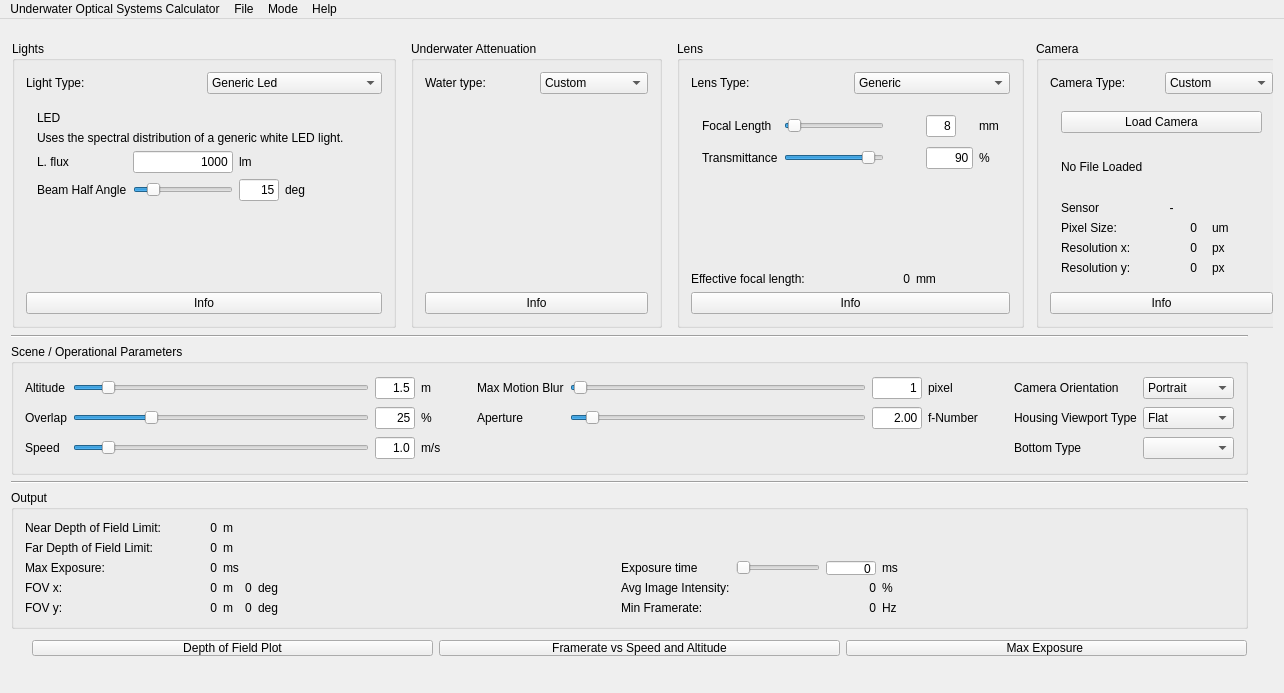
Old version of the form qt/UWOpticalSystemDesigner/mainwindow.ui in the repository gidobot/UWOpticalSystemsDesignTools.
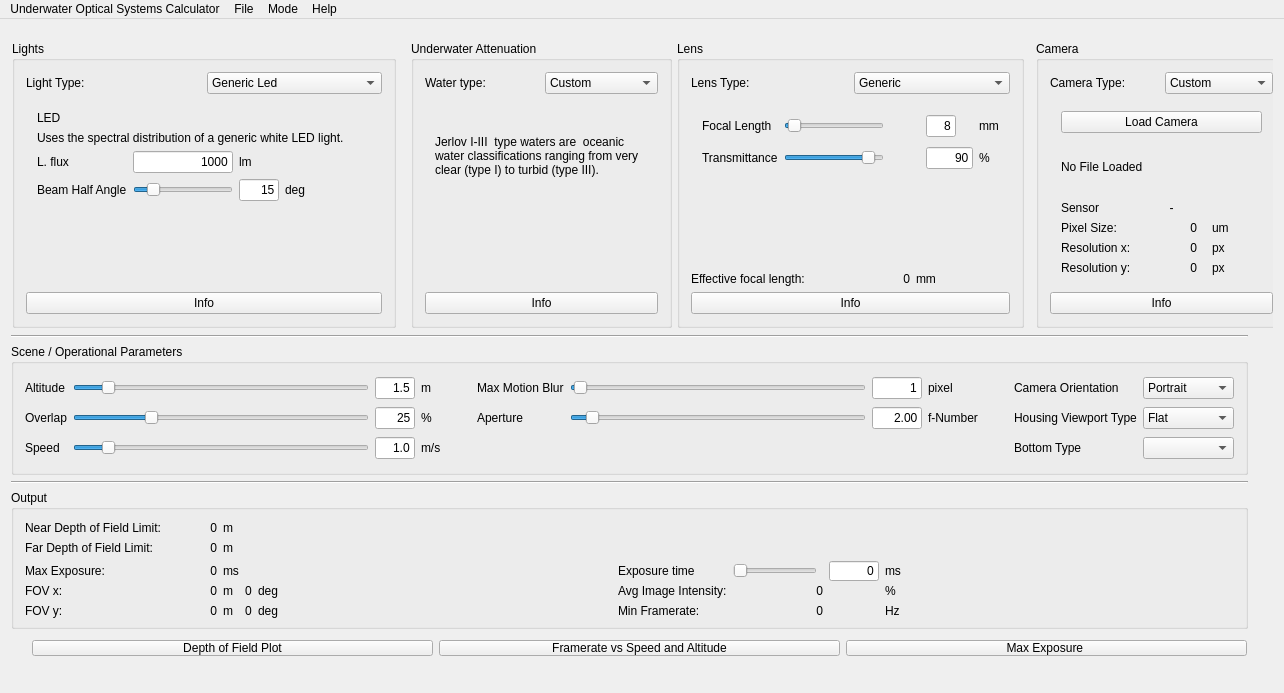
New version of the form. The open tabs and pages were chosen to show the change.

The edit to the form file:
```diff
--- a/qt/UWOpticalSystemDesigner/mainwindow.ui
+++ b/qt/UWOpticalSystemDesigner/mainwindow.ui
@@ -33,30 +33,35 @@
           <height>139</height>
          </rect>
         </property>
+        <property name="minimumSize">
+         <size>
+          <width>0</width>
+          <height>20</height>
+         </size>
+        </property>
         <property name="title">
          <string>Output</string>
         </property>
         <layout class="QGridLayout" name="gridLayout_4">
-         <item row="4" column="0">
+         <item row="6" column="0">
           <widget class="QLabel" name="FOVyLabel">
+           <property name="minimumSize">
+            <size>
+             <width>0</width>
+             <height>20</height>
+            </size>
+           </property>
            <property name="text">
             <string>FOV y:</string>
            </property>
           </widget>
          </item>
-         <item row="3" column="9">
-          <widget class="QLabel" name="avgImageValueUnitsLabel">
-           <property name="text">
-            <string>%</string>
-           </property>
-          </widget>
-         </item>
-         <item row="3" column="1">
+         <item row="4" column="1">
           <widget class="QLabel" name="fovxValueLabel">
            <property name="minimumSize">
             <size>
              <width>50</width>
-             <height>0</height>
+             <height>20</height>
             </size>
            </property>
            <property name="text">
@@ -67,17 +72,16 @@
            </property>
           </widget>
          </item>
-         <item row="2" column="9">
+         <item row="2" column="10">
           <widget class="QLabel" name="chosenExposureUnitsLabel">
-           <property name="text">
-            <string>ms</string>
+           <property name="minimumSize">
+            <size>
+             <width>0</width>
+             <height>20</height>
+            </size>
            </property>
-          </widget>
-         </item>
-         <item row="3" column="6">
-          <widget class="QLabel" name="imgAvgValueLabel">
            <property name="text">
-            <string>Avg Image Intensity:</string>
+            <string>ms</string>
            </property>
           </widget>
          </item>
@@ -86,7 +90,7 @@
            <property name="minimumSize">
             <size>
              <width>40</width>
-             <height>0</height>
+             <height>20</height>
             </size>
            </property>
            <property name="cursor">
@@ -100,7 +104,7 @@
            </property>
           </widget>
          </item>
-         <item row="2" column="10">
+         <item row="2" column="11">
           <spacer name="horizontalSpacer_5">
            <property name="orientation">
             <enum>Qt::Horizontal</enum>
@@ -113,7 +117,7 @@
            </property>
           </spacer>
          </item>
-         <item row="7" column="0">
+         <item row="9" column="0">
           <spacer name="verticalSpacer_2">
            <property name="orientation">
             <enum>Qt::Vertical</enum>
@@ -128,38 +132,49 @@
          </item>
          <item row="2" column="0">
           <widget class="QLabel" name="exposureLabel">
+           <property name="minimumSize">
+            <size>
+             <width>0</width>
+             <height>20</height>
+            </size>
+           </property>
            <property name="text">
             <string>Max Exposure:</string>
            </property>
           </widget>
          </item>
-         <item row="4" column="2">
+         <item row="6" column="2">
           <widget class="QLabel" name="fovyUnitsLabel">
+           <property name="minimumSize">
+            <size>
+             <width>0</width>
+             <height>20</height>
+            </size>
+           </property>
            <property name="text">
             <string>m</string>
            </property>
           </widget>
          </item>
-         <item row="4" column="3">
+         <item row="6" column="3">
           <widget class="QLabel" name="fovyDegValueLabel">
+           <property name="minimumSize">
+            <size>
+             <width>0</width>
+             <height>20</height>
+            </size>
+           </property>
            <property name="text">
             <string>0</string>
            </property>
           </widget>
          </item>
-         <item row="2" column="6">
-          <widget class="QLabel" name="chosenExposureLabel">
-           <property name="text">
-            <string>Exposure time</string>
-           </property>
-          </widget>
-         </item>
-         <item row="4" column="1">
+         <item row="6" column="1">
           <widget class="QLabel" name="fovyValueLabel">
            <property name="minimumSize">
             <size>
              <width>50</width>
-             <height>0</height>
+             <height>20</height>
             </size>
            </property>
            <property name="text">
@@ -170,21 +185,79 @@
            </property>
           </widget>
          </item>
-         <item row="3" column="0">
+         <item row="4" column="0">
           <widget class="QLabel" name="FOVxLabel">
+           <property name="minimumSize">
+            <size>
+             <width>0</width>
+             <height>20</height>
+            </size>
+           </property>
            <property name="text">
             <string>FOV x:</string>
            </property>
           </widget>
          </item>
+         <item row="6" column="10">
+          <widget class="QLabel" name="framerateUnitsLabel">
+           <property name="minimumSize">
+            <size>
+             <width>0</width>
+             <height>20</height>
+            </size>
+           </property>
+           <property name="text">
+            <string>Hz</string>
+           </property>
+          </widget>
+         </item>
+         <item row="6" column="6">
+          <widget class="QLabel" name="framerateLabel">
+           <property name="minimumSize">
+            <size>
+             <width>0</width>
+             <height>20</height>
+            </size>
+           </property>
+           <property name="text">
+            <string>Min Framerate:</string>
+           </property>
+          </widget>
+         </item>
+         <item row="1" column="2">
+          <widget class="QLabel" name="dofFarUnitsLabel">
+           <property name="text">
+            <string>m</string>
+           </property>
+          </widget>
+         </item>
          <item row="2" column="2">
           <widget class="QLabel" name="exposureUnitsLabel">
+           <property name="minimumSize">
+            <size>
+             <width>0</width>
+             <height>20</height>
+            </size>
+           </property>
            <property name="text">
             <string>ms</string>
            </property>
           </widget>
          </item>
-         <item row="4" column="5">
+         <item row="5" column="0">
+          <spacer name="verticalSpacer_11">
+           <property name="orientation">
+            <enum>Qt::Vertical</enum>
+           </property>
+           <property name="sizeHint" stdset="0">
+            <size>
+             <width>20</width>
+             <height>40</height>
+            </size>
+           </property>
+          </spacer>
+         </item>
+         <item row="6" column="5">
           <spacer name="horizontalSpacer_3">
            <property name="orientation">
             <enum>Qt::Horizontal</enum>
@@ -197,50 +270,102 @@
            </property>
           </spacer>
          </item>
-         <item row="3" column="4">
-          <widget class="QLabel" name="fovxDegUnitsLabel">
-           <property name="text">
-            <string>deg</string>
-           </property>
-          </widget>
-         </item>
-         <item row="2" column="7">
-          <widget class="QSlider" name="chosenExposureSlider">
-           <property name="sizePolicy">
-            <sizepolicy hsizetype="Fixed" vsizetype="Fixed">
-             <horstretch>0</horstretch>
-             <verstretch>0</verstretch>
-            </sizepolicy>
-           </property>
-           <property name="maximum">
-            <number>10000</number>
-           </property>
-           <property name="orientation">
-            <enum>Qt::Horizontal</enum>
-           </property>
-          </widget>
-         </item>
          <item row="4" column="4">
+          <widget class="QLabel" name="fovxDegUnitsLabel">
+           <property name="minimumSize">
+            <size>
+             <width>0</width>
+             <height>20</height>
+            </size>
+           </property>
+           <property name="text">
+            <string>deg</string>
+           </property>
+          </widget>
+         </item>
+         <item row="6" column="4">
           <widget class="QLabel" name="fovyDegUnitsLabel">
+           <property name="minimumSize">
+            <size>
+             <width>0</width>
+             <height>20</height>
+            </size>
+           </property>
            <property name="text">
             <string>deg</string>
            </property>
           </widget>
          </item>
-         <item row="3" column="2">
+         <item row="4" column="2">
           <widget class="QLabel" name="fovxUnitsLabel">
+           <property name="minimumSize">
+            <size>
+             <width>0</width>
+             <height>20</height>
+            </size>
+           </property>
            <property name="text">
             <string>m</string>
            </property>
           </widget>
          </item>
-         <item row="3" column="3">
+         <item row="4" column="3">
           <widget class="QLabel" name="fovxDegValueLabel">
+           <property name="minimumSize">
+            <size>
+             <width>0</width>
+             <height>20</height>
+            </size>
+           </property>
            <property name="text">
             <string>0</string>
            </property>
           </widget>
          </item>
+         <item row="2" column="9">
+          <widget class="QLineEdit" name="chosenExposureLineEdit">
+           <property name="sizePolicy">
+            <sizepolicy hsizetype="Minimum" vsizetype="Fixed">
+             <horstretch>0</horstretch>
+             <verstretch>0</verstretch>
+            </sizepolicy>
+           </property>
+           <property name="minimumSize">
+            <size>
+             <width>50</width>
+             <height>20</height>
+            </size>
+           </property>
+           <property name="maximumSize">
+            <size>
+             <width>50</width>
+             <height>16777215</height>
+            </size>
+           </property>
+           <property name="text">
+            <string>0</string>
+           </property>
+           <property name="alignment">
+            <set>Qt::AlignRight|Qt::AlignTrailing|Qt::AlignVCenter</set>
+           </property>
+          </widget>
+         </item>
+         <item row="4" column="7" colspan="2">
+          <widget class="QLabel" name="avgImgValueValueLabel">
+           <property name="minimumSize">
+            <size>
+             <width>0</width>
+             <height>20</height>
+            </size>
+           </property>
+           <property name="text">
+            <string>0</string>
+           </property>
+           <property name="alignment">
+            <set>Qt::AlignRight|Qt::AlignTrailing|Qt::AlignVCenter</set>
+           </property>
+          </widget>
+         </item>
          <item row="0" column="2">
           <widget class="QLabel" name="dofNearUnitsLabel">
            <property name="text">
@@ -255,6 +380,93 @@
            </property>
           </widget>
          </item>
+         <item row="2" column="7">
+          <widget class="QSlider" name="chosenExposureSlider">
+           <property name="sizePolicy">
+            <sizepolicy hsizetype="Fixed" vsizetype="Fixed">
+             <horstretch>0</horstretch>
+             <verstretch>0</verstretch>
+            </sizepolicy>
+           </property>
+           <property name="minimumSize">
+            <size>
+             <width>0</width>
+             <height>20</height>
+            </size>
+           </property>
+           <property name="maximum">
+            <number>10000</number>
+           </property>
+           <property name="orientation">
+            <enum>Qt::Horizontal</enum>
+           </property>
+          </widget>
+         </item>
+         <item row="4" column="6">
+          <widget class="QLabel" name="imgAvgValueLabel">
+           <property name="minimumSize">
+            <size>
+             <width>0</width>
+             <height>20</height>
+            </size>
+           </property>
+           <property name="text">
+            <string>Avg Image Intensity:</string>
+           </property>
+          </widget>
+         </item>
+         <item row="3" column="7">
+          <spacer name="verticalSpacer_10">
+           <property name="orientation">
+            <enum>Qt::Vertical</enum>
+           </property>
+           <property name="sizeHint" stdset="0">
+            <size>
+             <width>20</width>
+             <height>50</height>
+            </size>
+           </property>
+          </spacer>
+         </item>
+         <item row="1" column="1">
+          <widget class="QLabel" name="dofFarValueLabel">
+           <property name="text">
+            <string>0</string>
+           </property>
+           <property name="alignment">
+            <set>Qt::AlignRight|Qt::AlignTrailing|Qt::AlignVCenter</set>
+           </property>
+          </widget>
+         </item>
+         <item row="6" column="7" colspan="2">
+          <widget class="QLabel" name="framerateValueLabel">
+           <property name="minimumSize">
+            <size>
+             <width>20</width>
+             <height>20</height>
+            </size>
+           </property>
+           <property name="text">
+            <string>0</string>
+           </property>
+           <property name="alignment">
+            <set>Qt::AlignRight|Qt::AlignTrailing|Qt::AlignVCenter</set>
+           </property>
+          </widget>
+         </item>
+         <item row="4" column="10">
+          <widget class="QLabel" name="avgImageValueUnitsLabel">
+           <property name="minimumSize">
+            <size>
+             <width>0</width>
+             <height>20</height>
+            </size>
+           </property>
+           <property name="text">
+            <string>%</string>
+           </property>
+          </widget>
+         </item>
          <item row="0" column="1">
           <widget class="QLabel" name="dofNearValueLabel">
            <property name="minimumSize">
@@ -271,46 +483,6 @@
            </property>
           </widget>
          </item>
-         <item row="3" column="7" colspan="2">
-          <widget class="QLabel" name="avgImgValueValueLabel">
-           <property name="text">
-            <string>0</string>
-           </property>
-           <property name="alignment">
-            <set>Qt::AlignRight|Qt::AlignTrailing|Qt::AlignVCenter</set>
-           </property>
-          </widget>
-         </item>
-         <item row="4" column="6">
-          <widget class="QLabel" name="framerateLabel">
-           <property name="text">
-            <string>Min Framerate:</string>
-           </property>
-          </widget>
-         </item>
-         <item row="4" column="7" colspan="2">
-          <widget class="QLabel" name="framerateValueLabel">
-           <property name="minimumSize">
-            <size>
-             <width>20</width>
-             <height>0</height>
-            </size>
-           </property>
-           <property name="text">
-            <string>0</string>
-           </property>
-           <property name="alignment">
-            <set>Qt::AlignRight|Qt::AlignTrailing|Qt::AlignVCenter</set>
-           </property>
-          </widget>
-         </item>
-         <item row="4" column="9">
-          <widget class="QLabel" name="framerateUnitsLabel">
-           <property name="text">
-            <string>Hz</string>
-           </property>
-          </widget>
-         </item>
          <item row="1" column="0">
           <widget class="QLabel" name="label_2">
            <property name="text">
@@ -318,48 +490,16 @@
            </property>
           </widget>
          </item>
-         <item row="1" column="1">
-          <widget class="QLabel" name="dofFarValueLabel">
-           <property name="text">
-            <string>0</string>
-           </property>
-           <property name="alignment">
-            <set>Qt::AlignRight|Qt::AlignTrailing|Qt::AlignVCenter</set>
-           </property>
-          </widget>
-         </item>
-         <item row="1" column="2">
-          <widget class="QLabel" name="dofFarUnitsLabel">
-           <property name="text">
-            <string>m</string>
-           </property>
-          </widget>
-         </item>
-         <item row="2" column="8">
-          <widget class="QLineEdit" name="chosenExposureLineEdit">
-           <property name="sizePolicy">
-            <sizepolicy hsizetype="Minimum" vsizetype="Fixed">
-             <horstretch>0</horstretch>
-             <verstretch>0</verstretch>
-            </sizepolicy>
-           </property>
+         <item row="2" column="6">
+          <widget class="QLabel" name="chosenExposureLabel">
            <property name="minimumSize">
             <size>
-             <width>50</width>
-             <height>0</height>
-            </size>
-           </property>
-           <property name="maximumSize">
-            <size>
-             <width>50</width>
-             <height>16777215</height>
+             <width>0</width>
+             <height>20</height>
             </size>
            </property>
            <property name="text">
-            <string>0</string>
-           </property>
-           <property name="alignment">
-            <set>Qt::AlignRight|Qt::AlignTrailing|Qt::AlignVCenter</set>
+            <string>Exposure time</string>
            </property>
           </widget>
          </item>
@@ -370,7 +510,7 @@
          <rect>
           <x>400</x>
           <y>11</y>
-          <width>251</width>
+          <width>261</width>
           <height>287</height>
          </rect>
         </property>
@@ -494,13 +634,132 @@
              </item>
             </layout>
            </widget>
-           <widget class="QWidget" name="page_11"/>
-           <widget class="QWidget" name="page_14"/>
-           <widget class="QWidget" name="page_15"/>
-           <widget class="QWidget" name="page_16"/>
-           <widget class="QWidget" name="page_17"/>
-           <widget class="QWidget" name="page_18"/>
-           <widget class="QWidget" name="page_19"/>
+           <widget class="QWidget" name="page_11">
+            <widget class="QLabel" name="jerlovITextLabel_2">
+             <property name="geometry">
+              <rect>
+               <x>10</x>
+               <y>10</y>
+               <width>211</width>
+               <height>91</height>
+              </rect>
+             </property>
+             <property name="text">
+              <string>Jerlov I-III  type waters are  oceanic water classifications ranging from very clear (type I) to turbid (type III).</string>
+             </property>
+             <property name="wordWrap">
+              <bool>true</bool>
+             </property>
+            </widget>
+           </widget>
+           <widget class="QWidget" name="page_14">
+            <widget class="QLabel" name="jerlovITextLabel_3">
+             <property name="geometry">
+              <rect>
+               <x>10</x>
+               <y>10</y>
+               <width>211</width>
+               <height>91</height>
+              </rect>
+             </property>
+             <property name="text">
+              <string>Jerlov I-III  type waters are  oceanic water classifications ranging from very clear (type I) to turbid (type III).</string>
+             </property>
+             <property name="wordWrap">
+              <bool>true</bool>
+             </property>
+            </widget>
+           </widget>
+           <widget class="QWidget" name="page_15">
+            <widget class="QLabel" name="jerlovITextLabel_4">
+             <property name="geometry">
+              <rect>
+               <x>10</x>
+               <y>10</y>
+               <width>211</width>
+               <height>91</height>
+              </rect>
+             </property>
+             <property name="text">
+              <string>Jerlov IC-9C  type waters are costal water classifications ranging from very clear (type IC) to turbid (type 9C).</string>
+             </property>
+             <property name="wordWrap">
+              <bool>true</bool>
+             </property>
+            </widget>
+           </widget>
+           <widget class="QWidget" name="page_16">
+            <widget class="QLabel" name="jerlovITextLabel_5">
+             <property name="geometry">
+              <rect>
+               <x>10</x>
+               <y>10</y>
+               <width>211</width>
+               <height>91</height>
+              </rect>
+             </property>
+             <property name="text">
+              <string>Jerlov IC-9C  type waters are costal water classifications ranging from very clear (type IC) to turbid (type 9C).</string>
+             </property>
+             <property name="wordWrap">
+              <bool>true</bool>
+             </property>
+            </widget>
+           </widget>
+           <widget class="QWidget" name="page_17">
+            <widget class="QLabel" name="jerlovITextLabel_6">
+             <property name="geometry">
+              <rect>
+               <x>10</x>
+               <y>10</y>
+               <width>211</width>
+               <height>91</height>
+              </rect>
+             </property>
+             <property name="text">
+              <string>Jerlov IC-9C  type waters are costal water classifications ranging from very clear (type IC) to turbid (type 9C).</string>
+             </property>
+             <property name="wordWrap">
+              <bool>true</bool>
+             </property>
+            </widget>
+           </widget>
+           <widget class="QWidget" name="page_18">
+            <widget class="QLabel" name="jerlovITextLabel_7">
+             <property name="geometry">
+              <rect>
+               <x>10</x>
+               <y>10</y>
+               <width>211</width>
+               <height>91</height>
+              </rect>
+             </property>
+             <property name="text">
+              <string>Jerlov IC-9C  type waters are costal water classifications ranging from very clear (type IC) to turbid (type 9C).</string>
+             </property>
+             <property name="wordWrap">
+              <bool>true</bool>
+             </property>
+            </widget>
+           </widget>
+           <widget class="QWidget" name="page_19">
+            <widget class="QLabel" name="jerlovITextLabel_8">
+             <property name="geometry">
+              <rect>
+               <x>10</x>
+               <y>10</y>
+               <width>211</width>
+               <height>91</height>
+              </rect>
+             </property>
+             <property name="text">
+              <string>Jerlov IC-9C  type waters are costal water classifications ranging from very clear (type IC) to turbid (type 9C).</string>
+             </property>
+             <property name="wordWrap">
+              <bool>true</bool>
+             </property>
+            </widget>
+           </widget>
            <widget class="QWidget" name="page_7">
             <layout class="QVBoxLayout" name="verticalLayout_10">
              <item>
```
Left out of the diff: 28 changed lines with no effect on the pictures.
